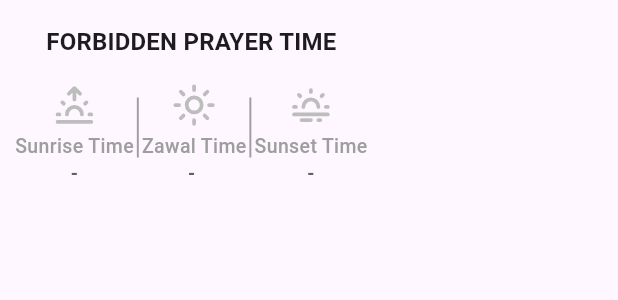
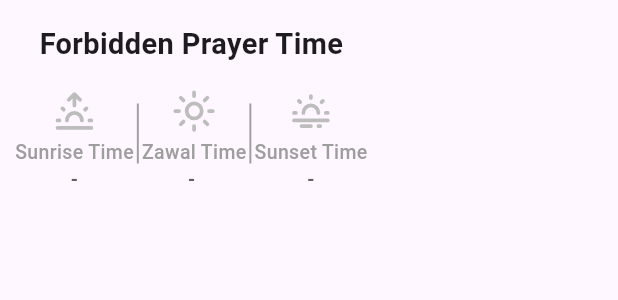
Before and after one commit to Alaminpk05/prayer-reminder, a Flutter app: the ForbiddenPrayerTimeWidget widget shown alone on an empty page, opened directly with empty values, on a phone screen of 412 x 824 dp. Shown: the top 300 px of the screen. Run offline on Flutter 3.47's test engine with Material 3 defaults, Android fonts, the phone set to English and light mode, and no system bars; our stand-ins replace bloc, dio, flutter_bloc, flutter_local_notifications, flutter_svg, hydrated_bloc and 4 more; missing offline and left inert: android_alarm_manager_plus; accounts and stored records are empty; network calls fail.

Commit message:
changed ui

```diff
--- a/lib/screens/home.dart
+++ b/lib/screens/home.dart
@@ -1,13 +1,16 @@
 import 'dart:async';
+import 'package:dio/dio.dart';
 import 'package:flutter/material.dart';
 import 'package:flutter_bloc/flutter_bloc.dart';
 import 'package:intl/intl.dart';
 import 'package:prayer_reminder/bloc/api/api_integration_bloc.dart';
 import 'package:prayer_reminder/model/prayer_time.dart';
 import 'package:prayer_reminder/repository/alarm_services/alarm.dart';
+import 'package:prayer_reminder/utils/constant/colors.dart';
 import 'package:prayer_reminder/utils/helpers/convert.dart';
 import 'package:prayer_reminder/widgets/forbidden_time.dart';
 import 'package:prayer_reminder/widgets/prayer_list_card.dart';
+import 'package:sizer/sizer.dart';
 
 class HomeScreen extends StatefulWidget {
   const HomeScreen({super.key});
@@ -23,17 +26,17 @@ class _HomeScreenState extends State<HomeScreen> {
   void initState() {
     super.initState();
 
-    // updateTime();
-    debugPrint('999999999999999999999999999999999999999999');
-    debugPrint(subtractMinutesFromTime('12:15 am', 5));
-    debugPrint(addMinutesFromTime('23:56 pm', 2));
+    updateTime();
+
     context.read<ApiIntegrationBloc>().add(FetchPayerTimeApiEvent());
   }
 
   void updateTime() {
     Timer.periodic(Duration(milliseconds: 500), (timer) {
       if (mounted) {
-        setState(() {});
+        setState(() {
+          debugPrint(timer.toString());
+        });
       }
     });
   }
@@ -44,6 +47,14 @@ class _HomeScreenState extends State<HomeScreen> {
     super.dispose();
   }
 
+  String getFormattedHourMinute() {
+    return DateFormat('hh:mm:ss').format(DateTime.now()); // e.g. 04:21:34
+  }
+
+  String getAmPmPeriod() {
+    return DateFormat('a').format(DateTime.now()); // e.g. AM or PM
+  }
+
   @override
   Widget build(BuildContext context) {
     return Scaffold(
@@ -51,9 +62,10 @@ class _HomeScreenState extends State<HomeScreen> {
         title: Column(
           crossAxisAlignment: CrossAxisAlignment.start,
           children: [
+            Text('Prayer Reminder'),
             Text(
               DateFormat('dd MMMM EEEE').format(DateTime.now()),
-              style: Theme.of(context).textTheme.titleSmall,
+              style: Theme.of(context).textTheme.labelMedium,
             ),
           ],
         ),
@@ -100,8 +112,8 @@ class _HomeScreenState extends State<HomeScreen> {
                     margin: EdgeInsets.only(
                       left: 10,
                       right: 10,
-                      top: 20,
-                      bottom: 20,
+                      top: 25,
+                      bottom: 10,
                     ),
                     child: Card.outlined(
                       child: Padding(
@@ -111,15 +123,27 @@ class _HomeScreenState extends State<HomeScreen> {
                         ),
                         child: Column(
                           children: [
-                            Text(
-                             _timer.toString(),
+                            Text.rich(
+                              TextSpan(
+                                text: getFormattedHourMinute(),
                                 style: Theme.of(
                                   context,
                                 ).textTheme.headlineLarge!.copyWith(
                                   fontWeight: FontWeight.w800,
                                   fontSize: 40,
                                 ),
+                                children: [
+                                  TextSpan(
+                                    text: ' ${getAmPmPeriod()}',
+                                    style: TextStyle(
+                                      fontSize: 18, // Smaller font for AM/PM
+                                      fontWeight: FontWeight.w500,
                                     ),
+                                  ),
+                                ],
+                              ),
+                            ),
+
                             Text(
                               waqto,
                               style: Theme.of(context).textTheme.titleMedium,
@@ -129,10 +153,10 @@ class _HomeScreenState extends State<HomeScreen> {
                       ),
                     ),
                   ),
-
+                  SizedBox(height: 2.h),
                   // PRAYER TIME
-                  buildPrayerTimesList(state.prayerTimes!),
-
+                  buildPrayerTimesList(state.prayerTimes!, context),
+                  SizedBox(height: 3.h),
 
                   ///FORBIDDEN PRAYER TIME SECTION
                   ForbiddenPrayerTimeWidget(
--- a/lib/utils/constant/colors.dart
+++ b/lib/utils/constant/colors.dart
@@ -1,4 +1,4 @@
 import 'package:flutter/material.dart';
 
-Color  prayerListBg = Colors.grey.shade200;
+Color prayerListBg = Colors.grey.shade200;
 //  Color.fromARGB(236, 244, 243, 244);
--- a/lib/widgets/forbidden_time.dart
+++ b/lib/widgets/forbidden_time.dart
@@ -2,6 +2,7 @@ import 'package:flutter/material.dart';
 import 'package:flutter_svg/svg.dart';
 import 'package:prayer_reminder/bloc/api/api_integration_bloc.dart';
 import 'package:prayer_reminder/utils/constant/list.dart';
+import 'package:sizer/sizer.dart';
 
 class ForbiddenPrayerTimeWidget extends StatelessWidget {
   const ForbiddenPrayerTimeWidget({
@@ -29,10 +30,8 @@ class ForbiddenPrayerTimeWidget extends StatelessWidget {
           Padding(
             padding: const EdgeInsets.only(top: 6, bottom: 15),
             child: Text(
-              'FORBIDDEN PRAYER TIME',
-              style: Theme.of(
-                context,
-              ).textTheme.titleMedium!.copyWith(fontWeight: FontWeight.w700),
+              'Forbidden Prayer Time',
+              style: TextStyle(fontSize: 18.sp, fontWeight: FontWeight.w700),
             ),
           ),
 
```
Also changed, not shown: lib/widgets/prayer_list_card.dart (+31 -48 lines). Lines whose indentation alone changed are shown as unchanged.
